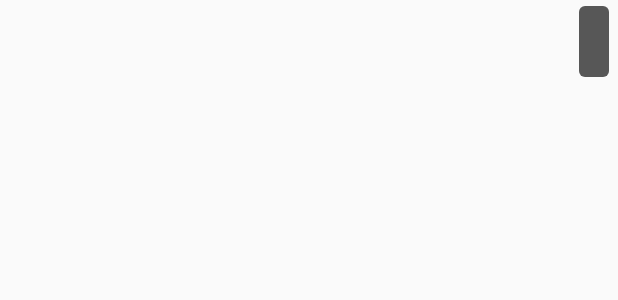
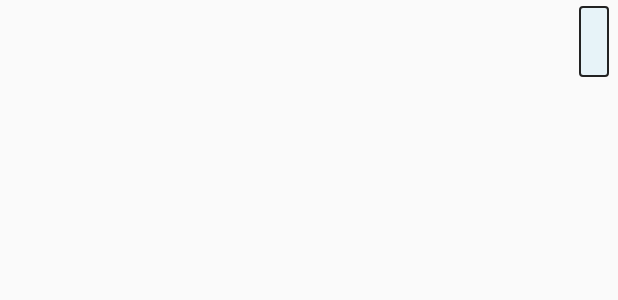
Before and after one commit to SAINTTTT/kotlin-ridit, an Android app built with Jetpack Compose: the layout sent_message.xml on its own in the app's theme, with its tools: preview values and no code run, on a phone screen of 412 x 824 dp. Shown: the top 300 px of the screen. Run offline under Robolectric (Android 15) with nearby library versions, the phone set to English and light mode, and no system bars.

Commit message:
Se actualiza los estilos del chat

```diff
--- a/app/src/main/java/com/example/kotlin_ridit/chat/ChatActivity.kt
+++ b/app/src/main/java/com/example/kotlin_ridit/chat/ChatActivity.kt
@@ -1,8 +1,8 @@
 package com.example.kotlin_ridit.chat
 
 import android.os.Bundle
-import android.widget.Button
 import android.widget.EditText
+import android.widget.ImageButton
 import android.widget.Toast
 import androidx.appcompat.app.AppCompatActivity
 import androidx.recyclerview.widget.LinearLayoutManager
@@ -17,7 +17,7 @@ import com.google.firebase.database.ValueEventListener
 
 class ChatActivity : AppCompatActivity() {
     private lateinit var etChatInputText: EditText
-    private lateinit var btnSendMessage: Button
+    private lateinit var btnSendMessage: ImageButton
     private lateinit var rvChatMessages: RecyclerView
     private lateinit var messageAdapter: MessageAdapter
     private lateinit var messageList: ArrayList<Message>
--- a/app/src/main/res/drawable/chat_background_received.xml
+++ b/app/src/main/res/drawable/chat_background_received.xml
@@ -1,6 +1,8 @@
 <?xml version="1.0" encoding="utf-8"?>
 <shape xmlns:android="http://schemas.android.com/apk/res/android">
+    <solid android:color="#fff"/>
+    <corners android:radius="2dp"/>
     <stroke
-        android:width="2dp"
-        android:color="#333" />
+        android:width="4dp"
+        android:color="@color/main_blue"/>
 </shape>
--- a/app/src/main/res/drawable/chat_background_sent.xml
+++ b/app/src/main/res/drawable/chat_background_sent.xml
@@ -1,5 +1,8 @@
 <?xml version="1.0" encoding="utf-8"?>
 <shape xmlns:android="http://schemas.android.com/apk/res/android">
-    <solid android:color="#575757"/>
-    <corners android:radius="4dp"/>
+    <solid android:color="@color/light_blue_1"/>
+    <corners android:radius="2dp"/>
+    <stroke
+        android:width="1dp"
+        android:color="@color/text_dark"/>
 </shape>
--- a/app/src/main/res/layout/sent_message.xml
+++ b/app/src/main/res/layout/sent_message.xml
@@ -17,7 +17,7 @@
             android:layout_width="wrap_content"
             android:layout_height="wrap_content"
             android:padding="10dp"
-            android:textColor="#fafafa"
+            android:textColor="@color/black"
             android:textSize="20sp"
             tool:text="mensaje enviado " />
     </RelativeLayout>
```
Also changed, not shown: app/src/main/res/drawable/send_message_icon.xml (added, +11 -0 lines), app/src/main/res/drawable/send_message_rounded.xml (added, +8 -0 lines), app/src/main/res/layout/activity_chat.xml (+12 -10 lines).
